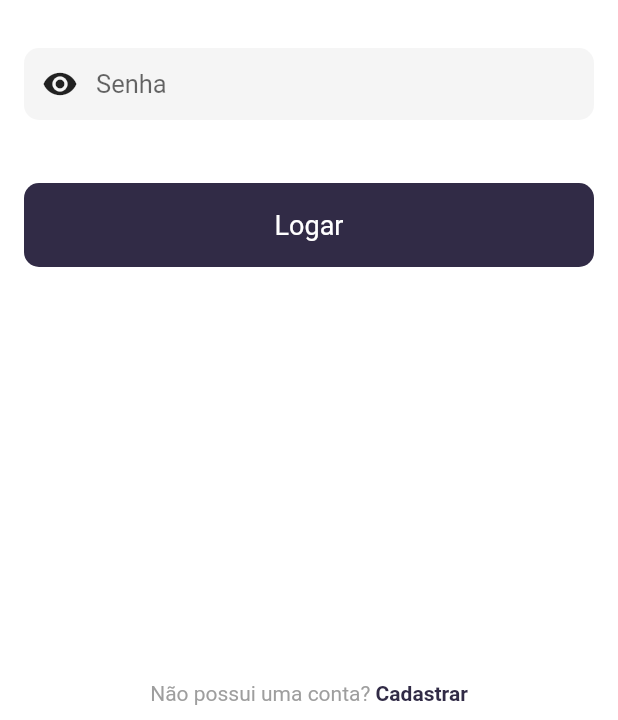
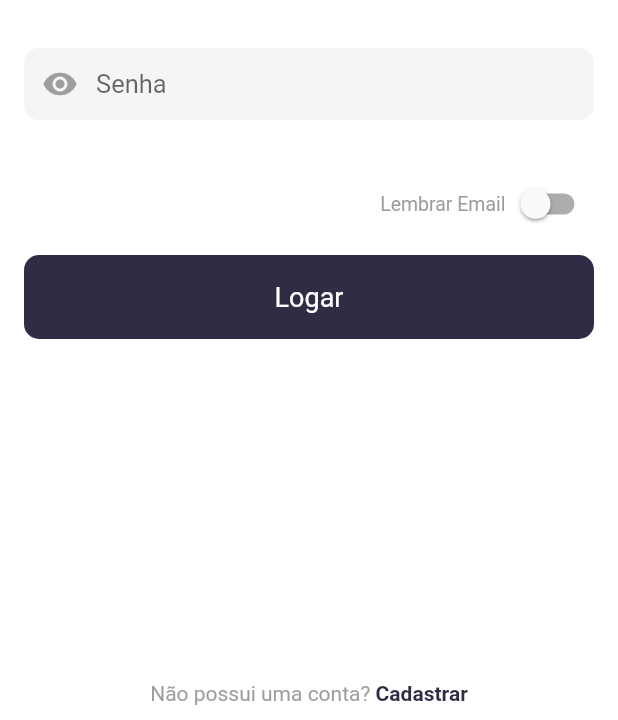
Before and after one commit to IsraelLohuan/Quero-Lanche-APP, a Flutter app: the screen it shows after launch, on a phone screen of 412 x 824 dp, the part 516-1236 px from its top. Run offline on Flutter 3.47's test engine with Material 2 defaults, Android fonts, the phone set to English and light mode, and no system bars; our stand-ins replace bottom_navy_bar, cloud_firestore, firebase_core, get, get_storage; missing offline and left inert: animated_card, wc_form_validators; accounts and stored records are empty.

Commit message:
Realizado mudanças na classe de scale Controller, adicionado opção para salvar email

```diff
--- a/lib/application/services/auth_service.dart
+++ b/lib/application/services/auth_service.dart
@@ -5,8 +5,13 @@ import '../../models/user_model.dart';
 
 class AuthService extends GetxService {
 
-  late UserModel _userModel;
+  UserModel? _userModel;
 
   set userModel(UserModel user) => _userModel = user;
-  UserModel get user => _userModel;
+  UserModel get user => _userModel!;
+
+  void logout() {
+    _userModel = null;
+   // Get.offAllNamed('/');
+  }
 }
--- a/lib/application/ui/messages/messages_mixin.dart
+++ b/lib/application/ui/messages/messages_mixin.dart
@@ -9,6 +9,7 @@ mixin MessagesMixin on GetxController {
           model.title ?? '',
           model.message,
           backgroundColor: model.type.color(),
+          colorText: Colors.white
         );
       }
     });
--- /dev/null
+++ b/lib/application/utils/constants.dart
@@ -0,0 +1,3 @@
+class Constants {
+  static const KEY_EMAIL = 'key_storage_email';
+}
--- a/lib/main.dart
+++ b/lib/main.dart
@@ -6,12 +6,13 @@ import 'package:gestao_escala/modules/home/home_module.dart';
 import 'package:gestao_escala/modules/login/login_module.dart';
 import 'package:gestao_escala/modules/splash/splash_module.dart';
 import 'package:get/get_navigation/get_navigation.dart';
+import 'package:get_storage/get_storage.dart';
 import 'application/bindings/application_bindings.dart';
 
 Future<void> main() async {
   WidgetsFlutterBinding.ensureInitialized();
   await Firebase.initializeApp();
-
+  await GetStorage.init();
   runApp(const App());
 }
 
--- a/lib/modules/home/home_controller.dart
+++ b/lib/modules/home/home_controller.dart
@@ -29,7 +29,7 @@ class HomeController extends GetxController {
     indexTab.value = index;
 
     if (_tabs[index] == '/exit') {
-      print('exit');
+      authService.logout();
     } else {
       Get.toNamed(_tabs[index], id: NAVIGATOR_KEY);
     }
--- a/lib/modules/login/login_controller.dart
+++ b/lib/modules/login/login_controller.dart
@@ -3,9 +3,11 @@ import 'package:gestao_escala/application/ui/loader/loader_mixin.dart';
 import 'package:gestao_escala/application/ui/messages/messages_mixin.dart';
 import 'package:gestao_escala/repositories/login/i_login_repository.dart';
 import 'package:get/get.dart';
+import 'package:get_storage/get_storage.dart';
 import 'package:uuid/uuid.dart';
 
 import '../../application/services/auth_service.dart';
+import '../../application/utils/constants.dart';
 import '../../models/user_model.dart';
 
 class LoginController extends GetxController with LoaderMixin, MessagesMixin {
@@ -14,9 +16,11 @@ class LoginController extends GetxController with LoaderMixin, MessagesMixin {
   final ILoginRepository loginRepository;
   final loading = false.obs;
   final message = Rxn<MessageModel>();
+  final _getStorage = GetStorage();
 
   final isLogin = true.obs;
-  final showPassword = false.obs;
+  final obscureText = true.obs;
+  final isSavedEmail = false.obs;
 
   LoginController({required this.loginRepository, required this.authService});
 
@@ -29,6 +33,7 @@ class LoginController extends GetxController with LoaderMixin, MessagesMixin {
     super.onInit();
     loaderListener(loading);
     messageListener(message);
+    isSavedEmail.value = Get.arguments['email'].toString().isNotEmpty;
   }
 
   Future<void> auth(String name, String email, String password) async {
@@ -45,6 +50,13 @@ class LoginController extends GetxController with LoaderMixin, MessagesMixin {
       authService.userModel = isLogin.value ? await loginRepository.login(email, password) : await loginRepository.register(user);
 
       loading(false);
+
+      if(isSavedEmail.value) {
+        _getStorage.write(Constants.KEY_EMAIL, email);
+      } else {
+        _getStorage.remove(Constants.KEY_EMAIL);
+      }
+
       Get.offNamed('/home');
     } catch(e) {
       loading(false);
@@ -53,5 +65,6 @@ class LoginController extends GetxController with LoaderMixin, MessagesMixin {
   }
 
   void onTapActionTitle() => isLogin.value = !isLogin.value;
-  void tooglePassword() => showPassword.value = !showPassword.value;
+  void tooglePassword() => obscureText.value = !obscureText.value;
+  void toogleEmailSaved(bool? result) => isSavedEmail.value = result!;
 }
--- a/lib/modules/login/login_page.dart
+++ b/lib/modules/login/login_page.dart
@@ -15,7 +15,7 @@ class LoginPage extends GetView<LoginController> {
 
   final GlobalKey<FormState> _keyForm = GlobalKey<FormState>();
   final TextEditingController _edtName = TextEditingController();
-  final TextEditingController _edtEmail = TextEditingController();
+  final TextEditingController _edtEmail = TextEditingController(text: Get.arguments['email']);
   final TextEditingController _edtPassword = TextEditingController();
 
   @override
@@ -37,7 +37,11 @@ class LoginPage extends GetView<LoginController> {
                   children: [
                     Text(controller.alertBottom, style: TextStyle(color: Colors.grey),),
                     GestureDetector(
-                      onTap: () => controller.onTapActionTitle(),
+                      onTap: () {
+                        _edtEmail.clear();
+                        _edtPassword.clear();
+                        controller.onTapActionTitle();
+                      },
                       child: Text(
                         controller.actionBottom,
                         style: TextStyle(fontWeight: FontWeight.bold, color: AppUiConfig.colorMain),
@@ -78,10 +82,10 @@ class LoginPage extends GetView<LoginController> {
                     Obx(() {
                       return FormFieldApp(
                         controller: _edtPassword,
-                        obscureText: controller.showPassword.value,
+                        obscureText: controller.obscureText.value,
                         prefixIcon: GestureDetector(
                           onTap: () => controller.tooglePassword(),
-                          child: Icon(Icons.remove_red_eye, color: controller.showPassword.value ? Colors.grey : Get.theme.iconTheme.color,)
+                          child: Icon(Icons.remove_red_eye, color: controller.obscureText.value ? Colors.grey : Get.theme.iconTheme.color,)
                         ),
                         hintText: 'Senha',
                         validator: Validators.compose([
@@ -90,6 +94,21 @@ class LoginPage extends GetView<LoginController> {
                         ]),
                       );
                     }),
+                    Visibility(
+                      visible: controller.isLogin.value,
+                      child: Row(
+                        mainAxisAlignment: MainAxisAlignment.end,
+                        children: [
+                          Text('Lembrar Email', style: TextStyle(color: Colors.grey, fontSize: 13),),
+                          Obx(() {
+                            return Switch(
+                              value: controller.isSavedEmail.value,
+                              onChanged: (bool? value) => controller.toogleEmailSaved(value)
+                            );
+                          })
+                        ],
+                      ),
+                    ),
                     SizedBox(height: 10,),
                     GestureDetector(
                       onTap: () async {
--- a/lib/modules/splash/splash_controller.dart
+++ b/lib/modules/splash/splash_controller.dart
@@ -1,10 +1,19 @@
+import 'package:gestao_escala/application/utils/constants.dart';
 import 'package:get/get.dart';
+import 'package:get_storage/get_storage.dart';
 
 class SplashController extends GetxController {
+
+  final _getStorage = GetStorage();
 
   @override
   void onInit() {
     super.onInit();
-    Future.delayed(Duration(seconds: 5), () => Get.offNamed('/login'));
+    getData().then((email) =>  Get.offAndToNamed('/login', arguments: {'email': email}));
+  }
+
+  Future<String> getData() async {
+    String? emailSaved = _getStorage.read(Constants.KEY_EMAIL);
+    return emailSaved ?? '';
   }
 }
--- a/lib/repositories/scale/scale_repository.dart
+++ b/lib/repositories/scale/scale_repository.dart
@@ -21,6 +21,7 @@ class ScaleRepository implements IScaleRepository {
     final CollectionReference accountRef = FirebaseFirestore.instance.collection(collection);
     final snapshots = await accountRef.get();
 
+    throw Exception('error delete');
     for (var doc in snapshots.docs) {
       await doc.reference.delete();
     }
@@ -38,6 +39,6 @@ class ScaleRepository implements IScaleRepository {
       return data;
     }
 
-    throw Exception('Não há Escala Criada para este Ano!');
+    return [];
   }
 }
```
Also changed, not shown: lib/modules/scale/scale_controller.dart (+27 -11 lines), lib/modules/scale/scale_page.dart (+18 -10 lines).
